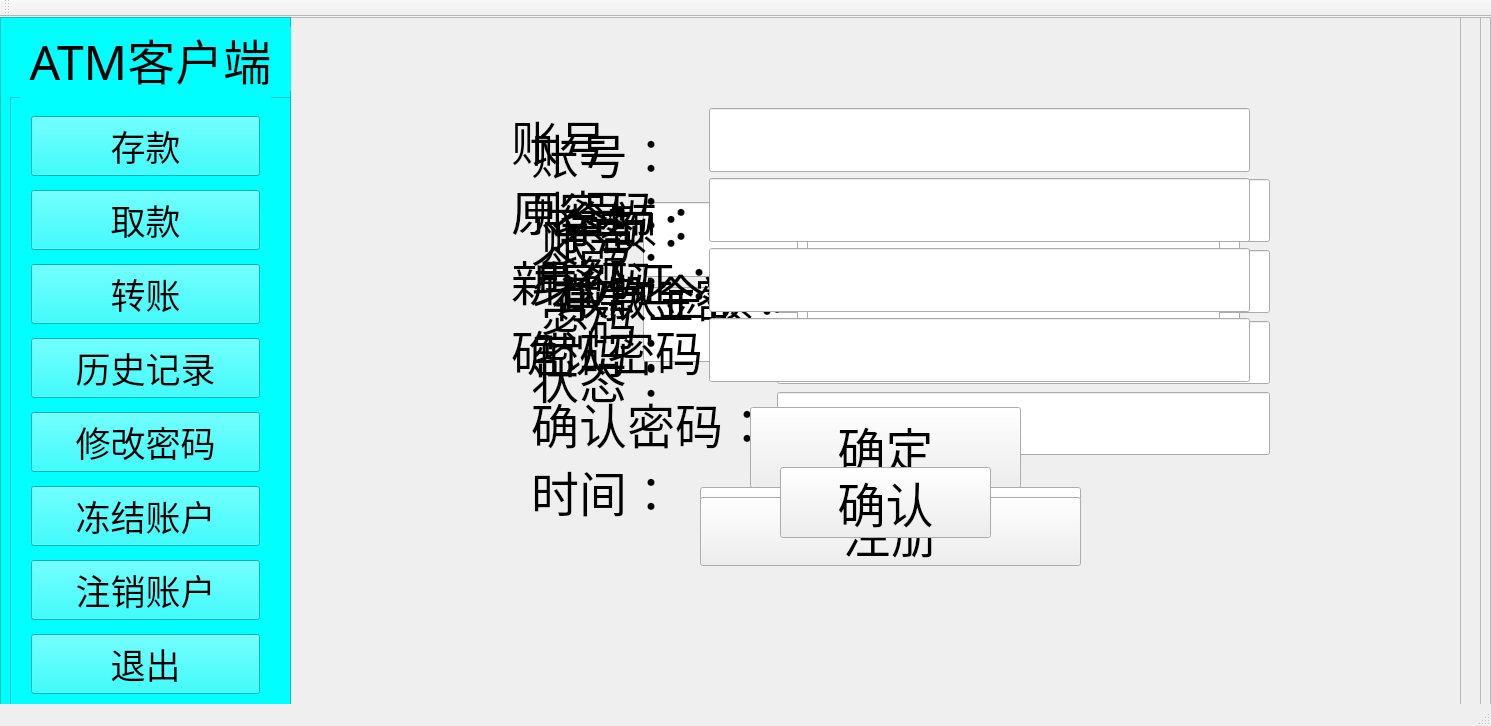
First picture: the form in Client.ui, repository jiyilin/AutomaticTellerMachine, before the edit.
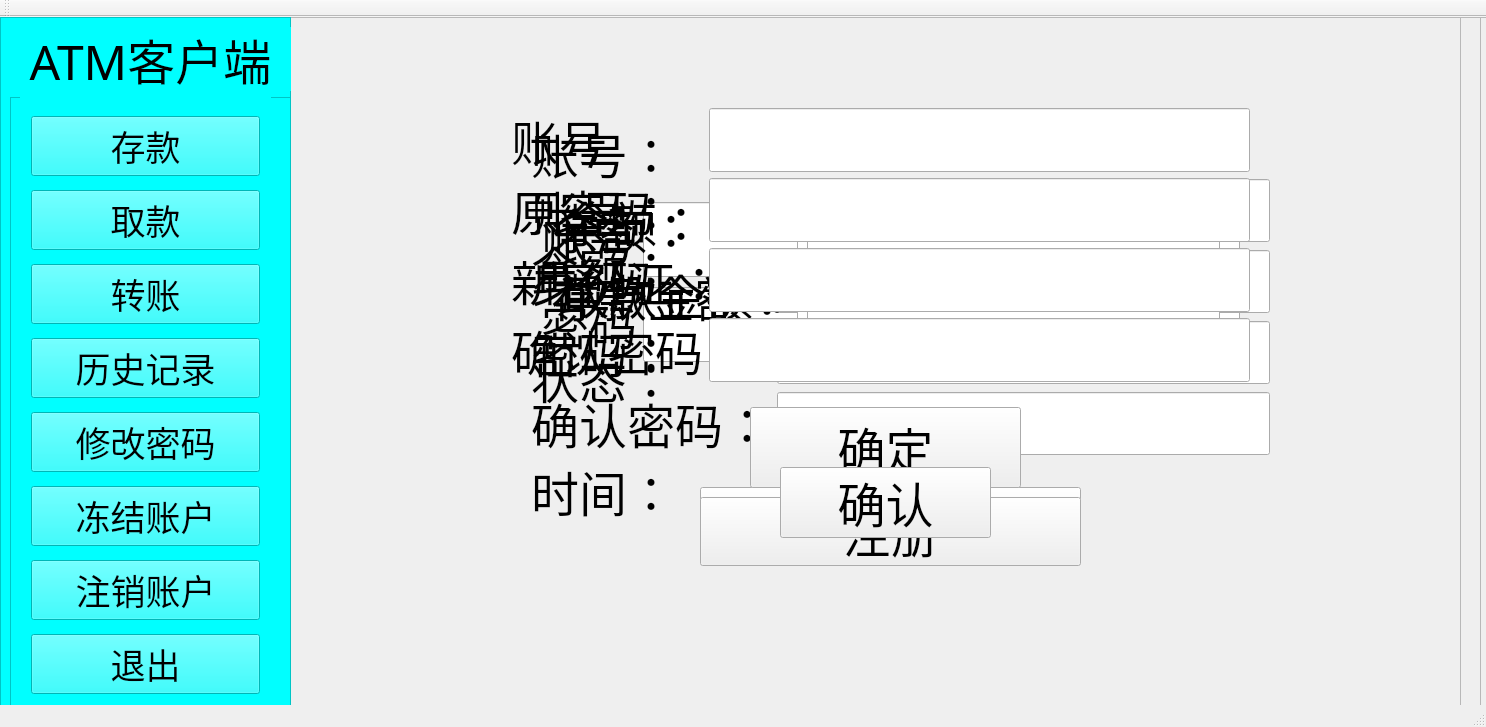
Second picture: the form after the edit. Icons and pictures are not drawn.

Diff of the .ui file:
```diff
--- a/Client.ui
+++ b/Client.ui
@@ -6,8 +6,8 @@
    <rect>
     <x>0</x>
     <y>0</y>
-    <width>1491</width>
-    <height>726</height>
+    <width>1486</width>
+    <height>727</height>
    </rect>
   </property>
   <property name="windowTitle">
```
Left out of the diff: 261 changed lines with no effect on the pictures.
